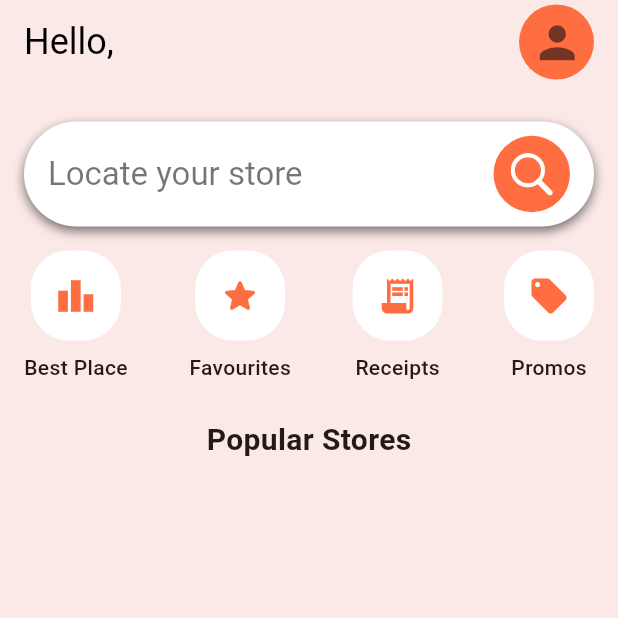
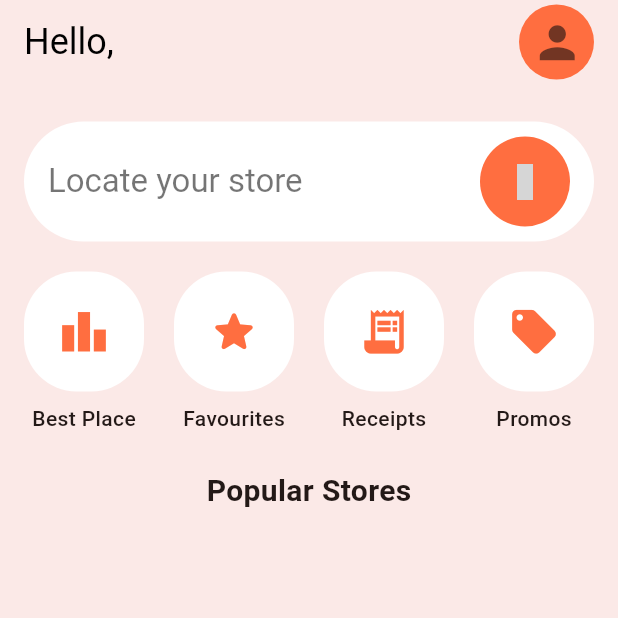
Before and after one commit to Swagnik02/Line-Skip, a Flutter app: the HomePage screen opened by its route, on a phone screen of 412 x 824 dp, the top half of it. Run offline on Flutter 3.47's test engine with Material 3 defaults, Android fonts, the phone set to English and light mode, and no system bars; our stand-ins replace cloud_firestore, firebase_auth, firebase_core, flutter_riverpod, iconly; missing offline and left inert: simple_barcode_scanner; accounts and stored records are empty; grey boxes are pictures that could not be loaded.

Commit message:
HomePage ui

```diff
--- a/lib/screens/home/home_page_widgets.dart
+++ b/lib/screens/home/home_page_widgets.dart
@@ -1,11 +1,12 @@
-import 'package:flutter/cupertino.dart';
 import 'package:flutter/material.dart';
 import 'package:flutter_riverpod/flutter_riverpod.dart';
+import 'package:iconly/iconly.dart';
 import 'package:line_skip/data/models/store_model.dart';
 import 'package:line_skip/data/models/user_model.dart';
 import 'package:line_skip/screens/store/store_detail_page.dart';
 import 'package:line_skip/screens/store/store_selection_screen.dart';
 
+// Home App Bar with User Greeting
 class HomeAppBar extends StatelessWidget implements PreferredSizeWidget {
   final UserModel? user;
   const HomeAppBar({super.key, this.user});
@@ -65,17 +66,17 @@ class LocateStoreSearchBox extends StatelessWidget {
       },
       child: Container(
         padding: const EdgeInsets.symmetric(horizontal: 16, vertical: 8),
-        height: 70,
+        height: 80,
         decoration: BoxDecoration(
           color: Colors.white,
           borderRadius: BorderRadius.circular(50),
-          boxShadow: [
-            BoxShadow(
-              color: Colors.black54,
-              blurRadius: 6,
-              offset: const Offset(0, 3),
-            ),
-          ],
+          // boxShadow: [
+          //   BoxShadow(
+          //     color: Colors.black54,
+          //     blurRadius: 6,
+          //     offset: const Offset(0, 3),
+          //   ),
+          // ],
         ),
         child: Row(
           mainAxisAlignment: MainAxisAlignment.spaceBetween,
@@ -99,11 +100,14 @@ class LocateStoreSearchBox extends StatelessWidget {
               style: ButtonStyle(
                 backgroundColor:
                     WidgetStateProperty.all(Colors.deepOrangeAccent),
+                fixedSize: WidgetStateProperty.all(Size(60, 60)),
               ),
-              icon: const Icon(
-                CupertinoIcons.search,
+              icon: SizedBox(
+                child: Icon(
+                  IconlyLight.search,
+                  color: Colors.white,
+                ),
               ),
-              iconSize: 35,
             ),
           ],
         ),
@@ -124,16 +128,16 @@ class QuickOption extends StatelessWidget {
     return Column(
       children: [
         Container(
-          width: 60,
-          height: 60,
+          width: 80,
+          height: 80,
           decoration: BoxDecoration(
             color: Colors.white,
-            borderRadius: BorderRadius.circular(25),
+            borderRadius: BorderRadius.circular(35),
           ),
           alignment: Alignment.center,
           child: Icon(
             icon,
-            size: 28,
+            size: 35,
             color: Colors.deepOrangeAccent,
           ),
         ),
@@ -188,7 +192,7 @@ class DestinationCard extends StatelessWidget {
                 crossAxisAlignment: CrossAxisAlignment.start,
                 children: [
                   Text(
-                    store.name,
+                    store.name, // Corrected from `store.storeImage`
                     style: Theme.of(context).textTheme.headlineMedium?.copyWith(
                           color: Colors.black,
                           fontWeight: FontWeight.bold,
--- a/lib/screens/home/home_screen.dart
+++ b/lib/screens/home/home_screen.dart
@@ -25,7 +25,7 @@ class HomePage extends ConsumerWidget {
               children: [
                 const SizedBox(height: 25),
                 const LocateStoreSearchBox(),
-                const SizedBox(height: 16),
+                const SizedBox(height: 20),
                 const QuickOptions(),
                 const SizedBox(height: 24),
                 const Text(
--- a/pubspec.yaml
+++ b/pubspec.yaml
@@ -20,6 +20,7 @@ dependencies:
   firebase_auth: ^5.4.0
   cloud_firestore: ^5.6.1
   simple_barcode_scanner: ^0.3.0
+  iconly: ^1.0.1
 
 dev_dependencies:
   flutter_test:
```
Also changed, not shown: pubspec.lock.
